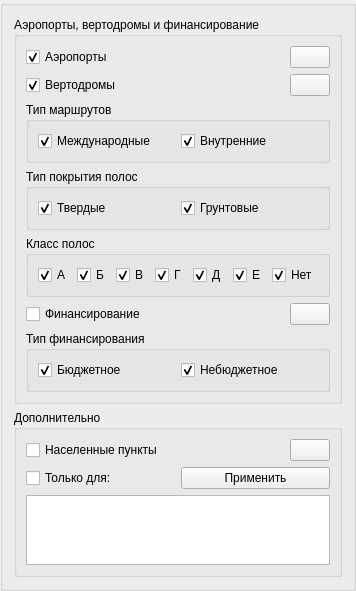
Above: src/control_panel.ui from PFedorovMsk/AirportMap before the change. Below: the same form after it.
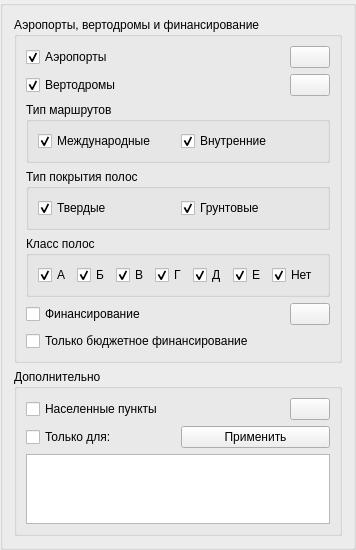
That is the form after the change. Custom widgets are drawn as their Qt base class.

Commit message: Изменение автоматически сгенерированного файла

Patch:
```diff
--- a/src/control_panel.ui
+++ b/src/control_panel.ui
@@ -312,38 +312,13 @@
        </layout>
       </item>
       <item>
-       <widget class="QGroupBox" name="groupBox_7">
-        <property name="sizePolicy">
-         <sizepolicy hsizetype="Minimum" vsizetype="Preferred">
-          <horstretch>0</horstretch>
-          <verstretch>0</verstretch>
-         </sizepolicy>
+       <widget class="QCheckBox" name="cbBudget">
+        <property name="text">
+         <string>Только бюджетное финансирование</string>
         </property>
-        <property name="title">
-         <string>Тип финансирования</string>
+        <property name="checked">
+         <bool>false</bool>
         </property>
-        <layout class="QHBoxLayout" name="horizontalLayout_4">
-         <item>
-          <widget class="QCheckBox" name="cbBudget">
-           <property name="text">
-            <string>Бюджетное</string>
-           </property>
-           <property name="checked">
-            <bool>true</bool>
-           </property>
-          </widget>
-         </item>
-         <item>
-          <widget class="QCheckBox" name="cbExtraBudget">
-           <property name="text">
-            <string>Небюджетное</string>
-           </property>
-           <property name="checked">
-            <bool>true</bool>
-           </property>
-          </widget>
-         </item>
-        </layout>
        </widget>
       </item>
      </layout>
```
